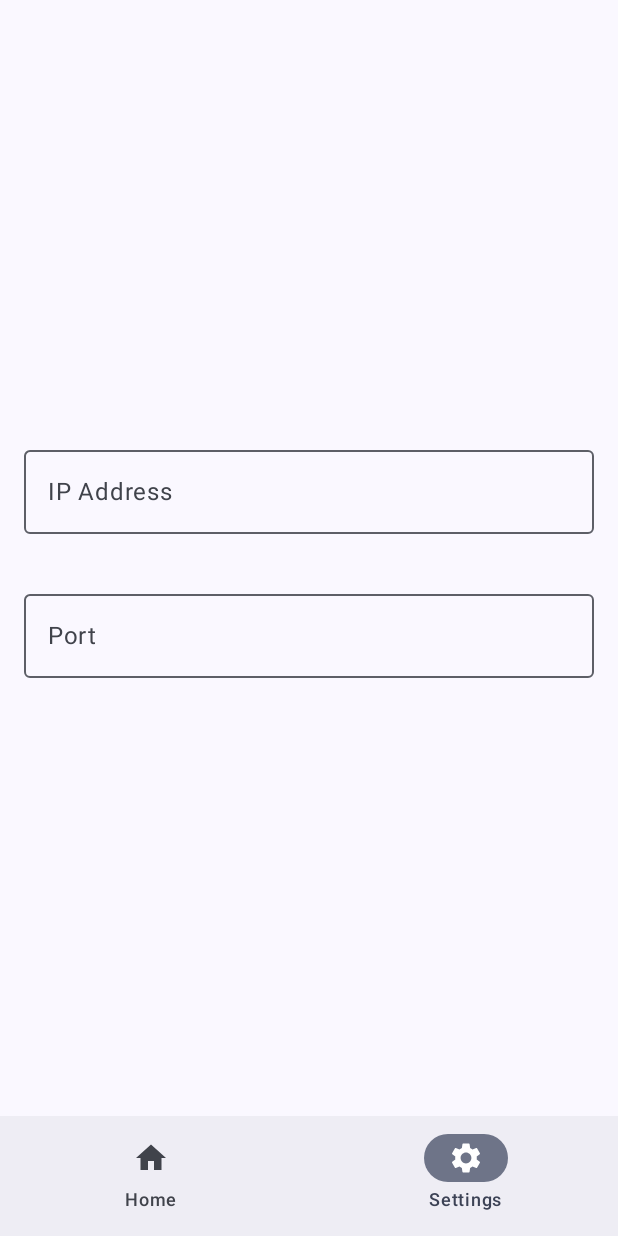
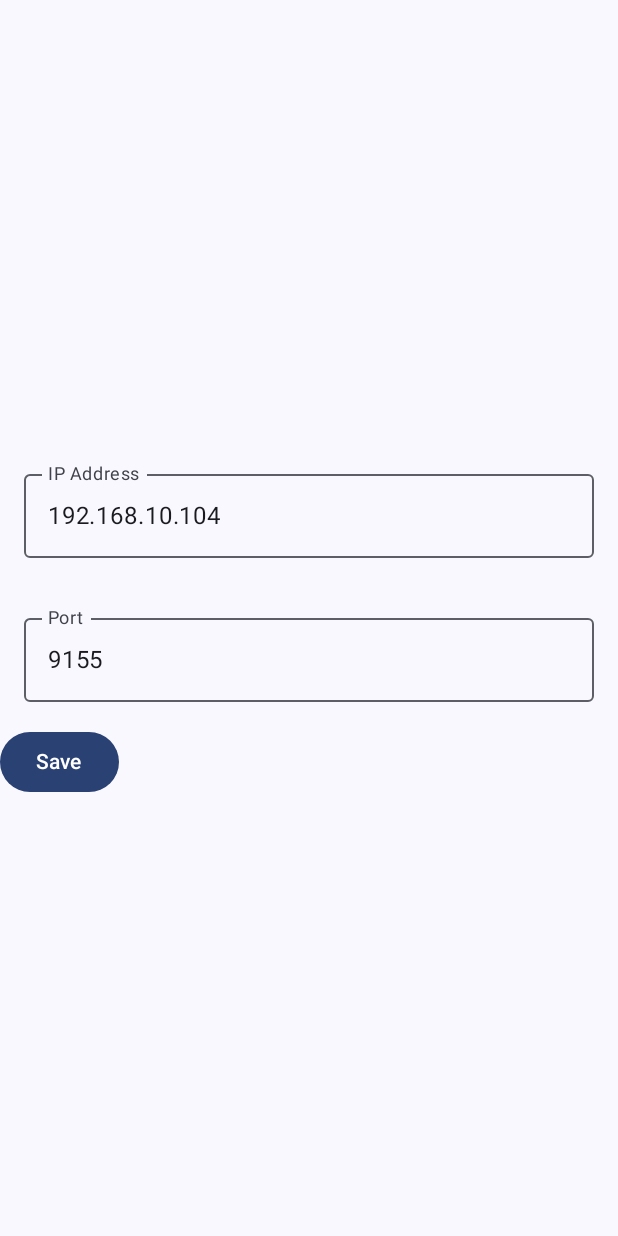
Before and after one commit to jainhardik120/MacroKeyboard, an Android app built with Jetpack Compose: the SettingsScreen screen opened through its navigation route, on a phone screen of 412 x 824 dp. Run offline under Robolectric (Android 15) with nearby library versions, the phone set to English and light mode, and no system bars; our stand-ins replace Dagger/Hilt's generated code.

Commit message:
Implemented Settings Screen, Basic Structure of Edit Screen

```diff
--- a/app/src/main/java/com/jainhardik120/macrokeyboard/MainActivity.kt
+++ b/app/src/main/java/com/jainhardik120/macrokeyboard/MainActivity.kt
@@ -5,16 +5,17 @@ import androidx.activity.ComponentActivity
 import androidx.activity.compose.setContent
 import androidx.compose.foundation.layout.fillMaxSize
 import androidx.compose.material3.*
-import androidx.compose.runtime.getValue
 import androidx.compose.ui.Modifier
-import androidx.navigation.NavDestination.Companion.hierarchy
-import androidx.navigation.NavGraph.Companion.findStartDestination
-import androidx.navigation.NavHostController
-import androidx.navigation.compose.currentBackStackEntryAsState
+import androidx.navigation.NavType
+import androidx.navigation.compose.NavHost
+import androidx.navigation.compose.composable
 import androidx.navigation.compose.rememberNavController
-import com.jainhardik120.macrokeyboard.ui.presentation.root.BottomBarScreen
-import com.jainhardik120.macrokeyboard.ui.presentation.root.HomeNavGraph
+import androidx.navigation.navArgument
+import com.jainhardik120.macrokeyboard.ui.presentation.edit.EditButtonScreen
+import com.jainhardik120.macrokeyboard.ui.presentation.home.HomeScreen
+import com.jainhardik120.macrokeyboard.ui.presentation.settings.SettingsScreen
 import com.jainhardik120.macrokeyboard.ui.theme.MacroKeyboardTheme
+import com.jainhardik120.macrokeyboard.util.Screen
 import dagger.hilt.android.AndroidEntryPoint
 
 @AndroidEntryPoint
@@ -29,42 +30,34 @@ class MainActivity : ComponentActivity() {
                     modifier = Modifier.fillMaxSize(),
                     color = MaterialTheme.colorScheme.background
                 ) {
-                    val screens = listOf(
-                        BottomBarScreen.Home,
-                        BottomBarScreen.Settings
-                    )
-                    val navController: NavHostController = rememberNavController()
-                    val navBackStackEntry by navController.currentBackStackEntryAsState()
-                    val currentDestination = navBackStackEntry?.destination
-                    val bottomBarDestination = screens.any { it.route == currentDestination?.route }
-                    Scaffold(
-//                        topBar = {
-//                            TopAppBar(title = {
-//                                Text(text = "Macro Keys")
-//                            })
-//                        },
-                        bottomBar = {
-
-                            NavigationBar {
-                                screens.forEachIndexed { index, screen ->
-                                    NavigationBarItem(
-                                        icon = { Icon(screen.icon, contentDescription = screen.title) },
-                                        label = { Text(screen.title) },
-                                        selected = currentDestination?.hierarchy?.any {
-                                            it.route == screen.route
-                                        } == true,
-                                        onClick = {
-                                            navController.navigate(screen.route){
-                                                popUpTo(navController.graph.findStartDestination().id)
-                                                launchSingleTop = true
-                                            }
-                                        }
-                                    )
-                                }
+                    val navController = rememberNavController()
+                    NavHost(navController = navController, startDestination = Screen.HomeScreen.route){
+                        composable(route = Screen.HomeScreen.route){
+                            HomeScreen(onNavigate = {
+                                it.route?.let { it1 -> navController.navigate(it1) }
+                            })
+                        }
+                        composable(route = Screen.SettingsScreen.route){
+                            SettingsScreen(onNavigate = {
+                                navController.navigateUp()
+                            })
+                        }
+                        composable(route = Screen.EditScreen.route + "/{screenId}/{childId}",
+                        arguments = listOf(
+                            navArgument("screenId"){
+                                type = NavType.StringType
+                                nullable = false
+                            },
+                            navArgument("childId"){
+                                type = NavType.StringType
+                                nullable = false
                             }
+                        )
+                        ){
+                            EditButtonScreen(onNavigate = {
+                                navController.navigateUp()
+                            })
                         }
-                    ) {
-                        HomeNavGraph(navController = navController, paddingValues = it)
                     }
                 }
             }
--- /dev/null
+++ b/app/src/main/java/com/jainhardik120/macrokeyboard/domain/model/Action.kt
@@ -0,0 +1,5 @@
+package com.jainhardik120.macrokeyboard.domain.model
+
+data class Action(
+    val sno: Int
+)
--- a/app/src/main/java/com/jainhardik120/macrokeyboard/domain/repository/MacroRepository.kt
+++ b/app/src/main/java/com/jainhardik120/macrokeyboard/domain/repository/MacroRepository.kt
@@ -8,4 +8,10 @@ import kotlinx.coroutines.flow.Flow
 interface MacroRepository {
 
     fun getScreen(id: Int) : Flow<Resource<List<ScreenEntity>>>
+
+    fun getConnectionInfo():Pair<String, Int>
+
+    fun updatePortInfo(updatedValues: Pair<String, Int>)
+
+    suspend fun getButtonDetails(screenId: Int, childId: Int):ScreenEntity?=null
 }
--- /dev/null
+++ b/app/src/main/java/com/jainhardik120/macrokeyboard/ui/presentation/edit/EditButtonScreenEvent.kt
@@ -0,0 +1,5 @@
+package com.jainhardik120.macrokeyboard.ui.presentation.edit
+
+sealed class EditButtonScreenEvent {
+    object SaveButtonClick:EditButtonScreenEvent()
+}
--- a/app/src/main/java/com/jainhardik120/macrokeyboard/ui/presentation/home/HomeScreen.kt
+++ b/app/src/main/java/com/jainhardik120/macrokeyboard/ui/presentation/home/HomeScreen.kt
@@ -1,40 +1,80 @@
 package com.jainhardik120.macrokeyboard.ui.presentation.home
 
-import androidx.compose.foundation.layout.Box
-import androidx.compose.foundation.layout.size
+import android.util.Log
+import androidx.activity.compose.BackHandler
+import androidx.compose.foundation.clickable
+import androidx.compose.foundation.layout.*
 import androidx.compose.foundation.lazy.grid.GridCells
 import androidx.compose.foundation.lazy.grid.LazyVerticalGrid
+import androidx.compose.material.icons.Icons
+import androidx.compose.material.icons.filled.Add
 import androidx.compose.material3.Button
+import androidx.compose.material3.Icon
 import androidx.compose.material3.Text
 import androidx.compose.runtime.Composable
+import androidx.compose.runtime.LaunchedEffect
+import androidx.compose.ui.Alignment
 import androidx.compose.ui.Modifier
 import androidx.compose.ui.unit.dp
 import androidx.hilt.navigation.compose.hiltViewModel
 import com.jainhardik120.macrokeyboard.data.local.entity.ScreenEntity
+import com.jainhardik120.macrokeyboard.util.UiEvent
 
 @Composable
-fun HomeScreen(viewModel: HomeViewModel = hiltViewModel()) {
-    LazyVerticalGrid(columns = GridCells.Adaptive(minSize = 128.dp)){
-        items(viewModel.state.screenEntities.size + 1){it->
-            if(it==viewModel.state.screenEntities.size){
-                NewItemButton()
-            }else{
-                ButtonItem(screenEntity = viewModel.state.screenEntities[it])
+fun HomeScreen(onNavigate: (UiEvent.Navigate) -> Unit, viewModel: HomeViewModel = hiltViewModel()) {
+    val TAG = "HomeScreen"
+    LaunchedEffect(key1 = true) {
+        viewModel.uiEvent.collect {
+            when (it) {
+                is UiEvent.Navigate -> {
+                    onNavigate(it)
+                }
+                is UiEvent.ShowSnackbar->{
+
+                }
             }
         }
     }
+    BackHandler(enabled = true) {
+        Log.d(TAG, "HomeScreen: BackPressed")
+    }
+    Column(Modifier.fillMaxSize()) {
+        Button(onClick = {viewModel.navigateSettings()}) {
+            Text(text = "Settings")
+        }
+        LazyVerticalGrid(columns = GridCells.Adaptive(minSize = 48.dp)){
+            items(viewModel.state.screenEntities.size + 1){it->
+                if(it==viewModel.state.screenEntities.size){
+                    NewItemButton(onClick = {
+                        viewModel.navigateNewButton()
+                    })
+                }else{
+                    ButtonItem(screenEntity = viewModel.state.screenEntities[it])
+                }
+            }
+        }
+    }
+
 }
 
 @Composable
 fun ButtonItem(screenEntity: ScreenEntity) {
-    Box(modifier = Modifier.size(128.dp)){
+    Box(modifier = Modifier.size(32.dp)){
         Text(text = screenEntity.label)
     }
 }
 
 @Composable
-fun NewItemButton() {
-    Box(modifier = Modifier.size(128.dp)){
-        Text(text = "New")
+fun NewItemButton(onClick:()->Unit) {
+    Box(modifier = Modifier
+        .size(48.dp)
+        .clickable {
+            onClick()
+        }
+        ){
+        Column(Modifier.fillMaxSize(), horizontalAlignment = Alignment.CenterHorizontally, verticalArrangement = Arrangement.SpaceAround) {
+            Icon(Icons.Filled.Add, contentDescription = "New Icon")
+            Text(text = "New")
+        }
     }
 }
--- a/app/src/main/java/com/jainhardik120/macrokeyboard/ui/presentation/home/HomeViewModel.kt
+++ b/app/src/main/java/com/jainhardik120/macrokeyboard/ui/presentation/home/HomeViewModel.kt
@@ -8,9 +8,13 @@ import androidx.lifecycle.ViewModel
 import androidx.lifecycle.viewModelScope
 import com.jainhardik120.macrokeyboard.domain.repository.MacroRepository
 import com.jainhardik120.macrokeyboard.util.Resource
+import com.jainhardik120.macrokeyboard.util.Screen
+import com.jainhardik120.macrokeyboard.util.UiEvent
 import dagger.hilt.android.lifecycle.HiltViewModel
 import kotlinx.coroutines.Dispatchers
+import kotlinx.coroutines.channels.Channel
 import kotlinx.coroutines.flow.collect
+import kotlinx.coroutines.flow.receiveAsFlow
 import kotlinx.coroutines.launch
 import kotlinx.coroutines.withContext
 import java.io.PrintWriter
@@ -23,6 +27,26 @@ class HomeViewModel @Inject constructor(
 ) : ViewModel(){
     var state by mutableStateOf(HomeState())
     private val TAG = "HomeViewModel"
+
+    private val _uiEvent =  Channel<UiEvent>()
+    val uiEvent = _uiEvent.receiveAsFlow()
+
+    private fun sendUiEvent(event: UiEvent) {
+        viewModelScope.launch {
+            _uiEvent.send(event)
+        }
+    }
+
+    fun navigateSettings(){
+        sendUiEvent(UiEvent.Navigate(Screen.SettingsScreen.route))
+    }
+    fun navigateNewButton(){
+        sendUiEvent(UiEvent.Navigate(Screen.EditScreen.withArgs("0","0")))
+    }
+
+    init {
+        Log.d(TAG, "HomeViewModel: Initialized")
+    }
 
     fun loadCurrentScreen(){
         viewModelScope.launch {
--- a/app/src/main/java/com/jainhardik120/macrokeyboard/ui/presentation/root/BottomBarScreen.kt
+++ /dev/null
@@ -1,24 +0,0 @@
-package com.jainhardik120.macrokeyboard.ui.presentation.root
-
-import androidx.compose.material.icons.Icons
-import androidx.compose.material.icons.filled.Home
-import androidx.compose.material.icons.filled.Settings
-import androidx.compose.ui.graphics.vector.ImageVector
-
-sealed class BottomBarScreen(
-    val route: String,
-    val title: String,
-    val icon: ImageVector
-) {
-    object Home : BottomBarScreen(
-        route = "home",
-        title = "Home",
-        icon = Icons.Filled.Home
-    )
-
-    object Settings : BottomBarScreen(
-        route = "settings",
-        title = "Settings",
-        icon = Icons.Filled.Settings
-    )
-}
--- a/app/src/main/java/com/jainhardik120/macrokeyboard/ui/presentation/root/HomeNavGraph.kt
+++ /dev/null
@@ -1,45 +0,0 @@
-package com.jainhardik120.macrokeyboard.ui.presentation.root
-
-import androidx.compose.foundation.layout.Column
-import androidx.compose.foundation.layout.PaddingValues
-import androidx.compose.foundation.layout.fillMaxSize
-import androidx.compose.foundation.layout.padding
-import androidx.compose.runtime.Composable
-import androidx.compose.ui.Modifier
-import androidx.navigation.NavHostController
-import androidx.navigation.compose.NavHost
-import androidx.navigation.compose.composable
-import com.jainhardik120.macrokeyboard.ui.presentation.home.HomeScreen
-import com.jainhardik120.macrokeyboard.ui.presentation.settings.SettingsScreen
-
-@Composable
-fun HomeNavGraph(
-    navController: NavHostController,
-    paddingValues: PaddingValues
-) {
-    NavHost(
-        navController = navController,
-        startDestination = BottomBarScreen.Home.route
-    ) {
-        composable(route = BottomBarScreen.Home.route) {
-            Column(
-                Modifier
-                    .fillMaxSize()
-                    .padding(paddingValues)
-            ) {
-                HomeScreen()
-            }
-        }
-        composable(route = BottomBarScreen.Settings.route) {
-            Column(
-                Modifier
-                    .fillMaxSize()
-                    .padding(paddingValues)
-            ) {
-                SettingsScreen()
-            }
-        }
-    }
-
-
-}
--- a/app/src/main/java/com/jainhardik120/macrokeyboard/ui/presentation/settings/SettingsScreen.kt
+++ b/app/src/main/java/com/jainhardik120/macrokeyboard/ui/presentation/settings/SettingsScreen.kt
@@ -2,37 +2,55 @@ package com.jainhardik120.macrokeyboard.ui.presentation.settings
 
 import androidx.compose.foundation.layout.*
 import androidx.compose.foundation.text.KeyboardOptions
-import androidx.compose.material3.ExperimentalMaterial3Api
-import androidx.compose.material3.OutlinedTextField
-import androidx.compose.material3.Text
+import androidx.compose.material3.*
 import androidx.compose.runtime.Composable
+import androidx.compose.runtime.LaunchedEffect
+import androidx.compose.runtime.remember
 import androidx.compose.ui.Modifier
 import androidx.compose.ui.text.input.KeyboardType
 import androidx.compose.ui.unit.dp
 import androidx.hilt.navigation.compose.hiltViewModel
+import com.jainhardik120.macrokeyboard.util.UiEvent
 
 @OptIn(ExperimentalMaterial3Api::class)
 @Composable
 fun SettingsScreen(
+    onNavigate: () -> Unit,
     viewModel: SettingsViewModel = hiltViewModel()
 ) {
-    Column(Modifier.fillMaxSize(),
+    val snackbarHostState = remember { SnackbarHostState() }
+    LaunchedEffect(key1 = true) {
+        viewModel.uiEvent.collect {
+            when (it) {
+                is UiEvent.Navigate -> {
+                    onNavigate()
+                }
+                is UiEvent.ShowSnackbar -> {
+                    snackbarHostState.showSnackbar(it.message)
+                }
+            }
+        }
+    }
+    Scaffold(snackbarHost = {SnackbarHost(hostState = snackbarHostState)}) {
+        Column(Modifier.fillMaxSize().padding(it),
             verticalArrangement = Arrangement.Center
         ) {
             OutlinedTextField(
                 value = viewModel.state.ipAddress,
                 onValueChange = {
-                viewModel.ipaddressUpdated(it)
+                    viewModel.onEvent(SettingsScreenEvent.ipAddressChanged(it))
                 },
                 label = {
                     Text(text = "IP Address")
                 },
-            modifier = Modifier.fillMaxWidth().padding(16.dp)
+                modifier = Modifier
+                    .fillMaxWidth()
+                    .padding(16.dp)
             )
             OutlinedTextField(
                 value = viewModel.state.port,
                 onValueChange = {
-                viewModel.portUpdated(it)
+                    viewModel.onEvent(SettingsScreenEvent.portChanged(it))
                 },
                 label = {
                     Text(text = "Port")
@@ -40,7 +58,14 @@ fun SettingsScreen(
                 keyboardOptions = KeyboardOptions.Default.copy(
                     keyboardType = KeyboardType.Number
                 ),
-            modifier = Modifier.fillMaxWidth().padding(16.dp)
+                modifier = Modifier
+                    .fillMaxWidth()
+                    .padding(16.dp)
             )
+            Button(onClick = {viewModel.onEvent(SettingsScreenEvent.onSaveButtonClicked)}) {
+                Text(text = "Save")
             }
         }
+    }
+
+}
--- a/app/src/main/java/com/jainhardik120/macrokeyboard/util/UiEvent.kt
+++ b/app/src/main/java/com/jainhardik120/macrokeyboard/util/UiEvent.kt
@@ -1,5 +1,9 @@
 package com.jainhardik120.macrokeyboard.util
 
 sealed class UiEvent {
-
+    data class Navigate(val route: String? = null) : UiEvent()
+    data class ShowSnackbar(
+        val message: String,
+        val action: String? = null
+    ): UiEvent()
 }
```
Also changed, not shown: app/src/main/java/com/jainhardik120/macrokeyboard/data/local/MacroDao.kt (+7 -1 lines), app/src/main/java/com/jainhardik120/macrokeyboard/data/repository/MacroRepositoryImpl.kt (+16 -0 lines), app/src/main/java/com/jainhardik120/macrokeyboard/ui/presentation/edit/EditButtonScreen.kt (added, +60 -0 lines), app/src/main/java/com/jainhardik120/macrokeyboard/ui/presentation/edit/EditButtonState.kt (added, +11 -0 lines), app/src/main/java/com/jainhardik120/macrokeyboard/ui/presentation/edit/EditScreenViewModel.kt (added, +60 -0 lines), app/src/main/java/com/jainhardik120/macrokeyboard/ui/presentation/settings/SettingsScreenEvent.kt (added, +7 -0 lines), app/src/main/java/com/jainhardik120/macrokeyboard/ui/presentation/settings/SettingsViewModel.kt (+41 -4 lines), app/src/main/java/com/jainhardik120/macrokeyboard/util/Routes.kt (added, +16 -0 lines). Lines whose indentation alone changed are shown as unchanged.
